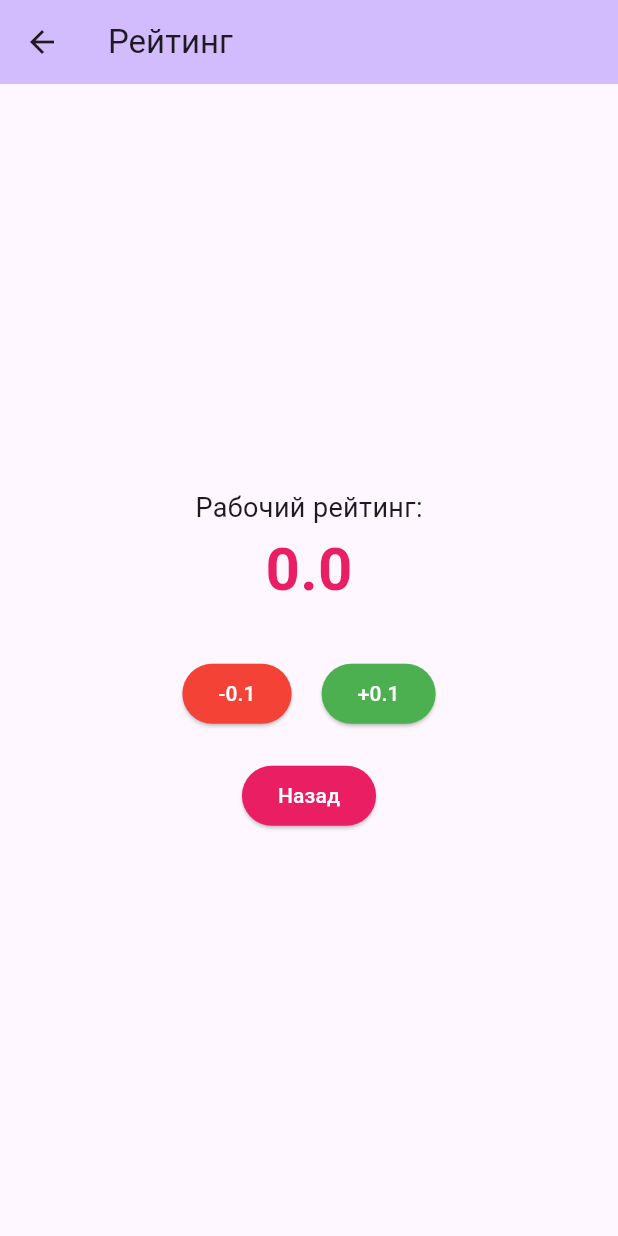
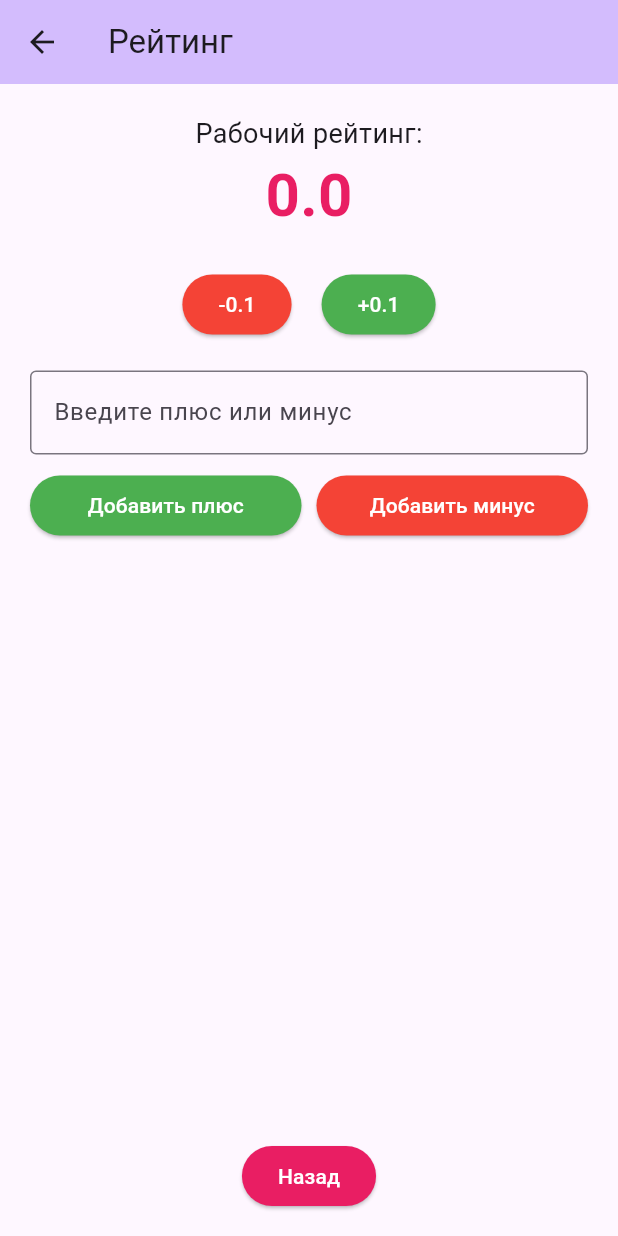
Before and after one commit to abbdora/flutter, a Flutter app: the RatingScreen screen opened directly with empty values, on a phone screen of 412 x 824 dp. Run offline on Flutter 3.47's test engine with Material 3 defaults, Android fonts, the phone set to English and light mode, and no system bars.

Commit message:
Реализация ListView.separated в rating_screen.dart

```diff
--- a/lib/screens/rating_screen.dart
+++ b/lib/screens/rating_screen.dart
@@ -16,6 +16,8 @@ class RatingScreen extends StatefulWidget {
 
 class _RatingScreenState extends State<RatingScreen> {
   late double _rating;
+  final TextEditingController _commentController = TextEditingController();
+  final List<Map<String, dynamic>> _comments = [];
 
   @override
   void initState() {
@@ -35,6 +37,25 @@ class _RatingScreenState extends State<RatingScreen> {
     });
   }
 
+  void _addComment(bool isPositive) {
+    final comment = _commentController.text.trim();
+    if (comment.isNotEmpty) {
+      setState(() {
+        _comments.add({
+          'text': comment,
+          'isPositive': isPositive,
+        });
+        _commentController.clear();
+      });
+    }
+  }
+
+  void _deleteComment(int index) {
+    setState(() {
+      _comments.removeAt(index);
+    });
+  }
+
   @override
   Widget build(BuildContext context) {
     return Scaffold(
@@ -42,14 +63,16 @@ class _RatingScreenState extends State<RatingScreen> {
         backgroundColor: Theme.of(context).colorScheme.inversePrimary,
         title: const Text('Рейтинг'),
       ),
-      body: Center(
+      body: Column(
+        children: [
+          Container(
+            padding: const EdgeInsets.all(20),
             child: Column(
-          mainAxisAlignment: MainAxisAlignment.center,
               children: [
                 const Text('Рабочий рейтинг:', style: TextStyle(fontSize: 18)),
                 Text(_rating.toStringAsFixed(1),
                     style: const TextStyle(fontSize: 40, fontWeight: FontWeight.bold, color: Colors.pink)),
-            const SizedBox(height: 30),
+                const SizedBox(height: 20),
                 Row(
                   mainAxisAlignment: MainAxisAlignment.center,
                   children: [
@@ -72,8 +95,84 @@ class _RatingScreenState extends State<RatingScreen> {
                     ),
                   ],
                 ),
+              ],
+            ),
+          ),
+
+          Padding(
+            padding: const EdgeInsets.symmetric(horizontal: 20),
+            child: Column(
+              children: [
+                TextField(
+                  controller: _commentController,
+                  decoration: const InputDecoration(
+                    hintText: 'Введите плюс или минус',
+                    border: OutlineInputBorder(),
+                  ),
+                ),
+                const SizedBox(height: 10),
+                Row(
+                  children: [
+                    Expanded(
+                      child: ElevatedButton(
+                        onPressed: () => _addComment(true),
+                        style: ElevatedButton.styleFrom(
+                          backgroundColor: Colors.green,
+                          foregroundColor: Colors.white,
+                        ),
+                        child: const Text('Добавить плюс'),
+                      ),
+                    ),
+                    const SizedBox(width: 10),
+                    Expanded(
+                      child: ElevatedButton(
+                        onPressed: () => _addComment(false),
+                        style: ElevatedButton.styleFrom(
+                          backgroundColor: Colors.red,
+                          foregroundColor: Colors.white,
+                        ),
+                        child: const Text('Добавить минус'),
+                      ),
+                    ),
+                  ],
+                ),
+              ],
+            ),
+          ),
           const SizedBox(height: 20),
-            ElevatedButton(
+
+          Expanded(
+            child: ListView.separated(
+              itemCount: _comments.length,
+              separatorBuilder: (context, index) => const Divider(
+                color: Colors.grey,
+                height: 1,
+              ),
+              itemBuilder: (context, index) {
+                final comment = _comments[index];
+                return ListTile(
+                  leading: Icon(
+                    comment['isPositive'] ? Icons.thumb_up : Icons.thumb_down,
+                    color: comment['isPositive'] ? Colors.green : Colors.red,
+                  ),
+                  title: Text(
+                    comment['text'],
+                    style: const TextStyle(fontSize: 16),
+                  ),
+                  trailing: IconButton(
+                    icon: const Icon(Icons.delete, color: Colors.red),
+                    onPressed: () {
+                      _deleteComment(index);
+                    },
+                  ),
+                );
+              },
+            ),
+          ),
+
+          Container(
+            padding: const EdgeInsets.all(16),
+            child: ElevatedButton(
               onPressed: () {
                 widget.onRatingUpdated(_rating);
                 Navigator.pop(context);
@@ -84,9 +183,15 @@ class _RatingScreenState extends State<RatingScreen> {
               ),
               child: const Text('Назад'),
             ),
+          ),
         ],
-        ),
       ),
     );
   }
+
+  @override
+  void dispose() {
+    _commentController.dispose();
+    super.dispose();
   }
+}
```
Lines whose indentation alone changed are shown as unchanged.
